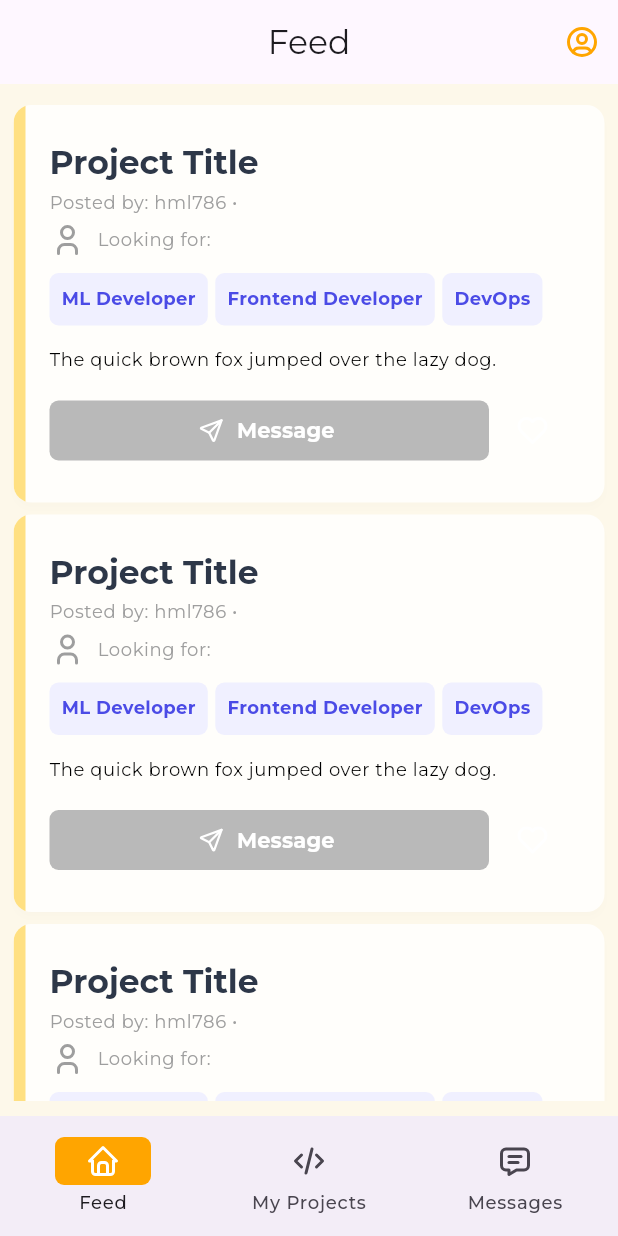
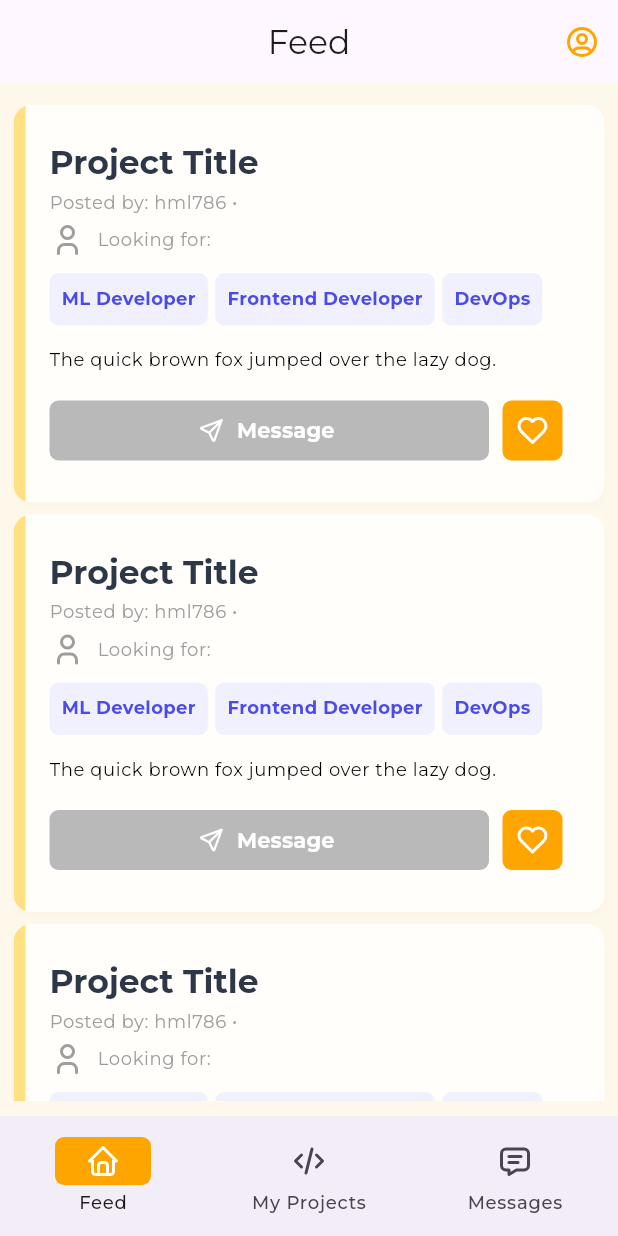
Before and after one commit to OzBoz-Dev/MERN_Project, a Flutter app: the screen it shows after launch, on a phone screen of 412 x 824 dp. Run offline on Flutter 3.47's test engine with Material 3 defaults, Android fonts, the phone set to English and light mode, and no system bars; our stand-ins replace flutter_tabler_icons, google_fonts, shared_preferences; missing offline and left inert: timeago_flutter.

Commit message:
Remove shape from IconButton in theme, style like button properly in ProjectCard

```diff
--- a/mern_mobile_app/lib/themes/styles.dart
+++ b/mern_mobile_app/lib/themes/styles.dart
@@ -20,9 +20,6 @@ ThemeData lightTheme = ThemeData(
     style: ButtonStyle(
       backgroundColor: WidgetStatePropertyAll(Colors.transparent),
       foregroundColor: WidgetStatePropertyAll(Color(0xFFFFA500)),
-      shape: WidgetStatePropertyAll(RoundedRectangleBorder(
-        borderRadius: BorderRadius.circular(6)
-      )),
     ),
   ),
   elevatedButtonTheme: ElevatedButtonThemeData(
@@ -61,7 +58,7 @@ ThemeData lightTheme = ThemeData(
     overlayColor: WidgetStatePropertyAll(
       Color(0xFFFFA500).withAlpha(50)
     )
-  )
+  ),
 );
 
 ThemeData darkTheme = ThemeData(
--- a/mern_mobile_app/lib/widgets/project_card.dart
+++ b/mern_mobile_app/lib/widgets/project_card.dart
@@ -141,12 +141,18 @@ class _ProjectCardState extends State<ProjectCard> {
                     const SizedBox(width: 5,),
                     // Like button
                     IconButton(
+                      style: IconButton.styleFrom(
+                        backgroundColor: Color(0xFFFFA500),
+                        foregroundColor: Colors.white,
+                        shape: RoundedRectangleBorder(
+                          borderRadius: BorderRadius.circular(6)
+                        )
+                      ),
                       onPressed: () {
                         setState(() {
                           _isLiked = !_isLiked;
                         });
                       },
-                      color: Colors.white,
                       icon: AnimatedSwitcher(
                         duration: Duration(milliseconds: 200),
                         switchInCurve: Curves.easeOutBack,
```
